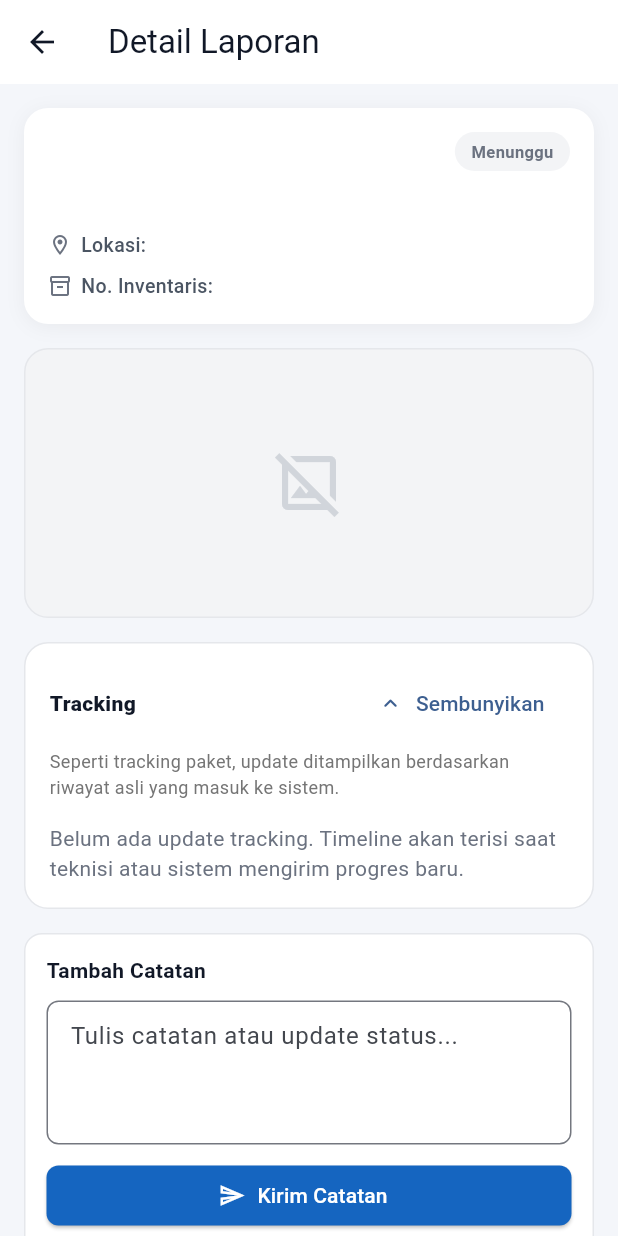
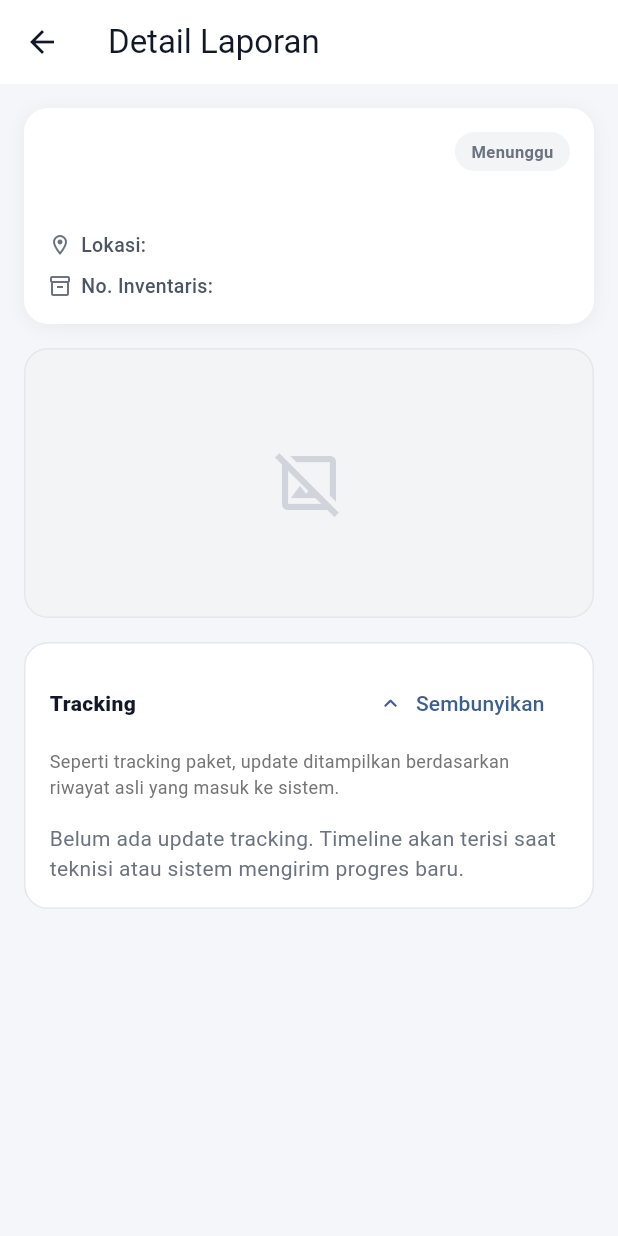
Before and after one commit to Dimmsam/pol-lapor, a Flutter app: the DetailLaporanScreen screen opened directly with empty values, on a phone screen of 412 x 824 dp. Run offline on Flutter 3.47's test engine with Material 3 defaults, Android fonts, the phone set to English and light mode, and no system bars; our stand-ins replace connectivity_plus, flutter_dotenv, hive, hive_flutter, image_picker, permission_handler and 1 more; accounts and stored records are empty; generated files the repository leaves out were written again.

Commit message:
Repair: bug tracking, pelapor, dan daftar tugas teknisi

```diff
--- a/lib/data/datasources/remote/tracking_remote_datasource.dart
+++ b/lib/data/datasources/remote/tracking_remote_datasource.dart
@@ -43,7 +43,7 @@ class TrackingRemoteDatasource {
     try {
       final response = await _supabase
           .from('tracking')
-          .select()
+          .select('*, pengguna(nama_lengkap)')
           .eq('formulir_id', formulirId)
           .order('created_at', ascending: true);
 
--- a/lib/data/models/tracking.dart
+++ b/lib/data/models/tracking.dart
@@ -2,6 +2,7 @@ class Tracking {
   final String trackingId;
   final String formulirId;
   final String? aktorId;
+  final String? aktorNama;
 
   /// Nilai enum `jenis_event_enum` di Supabase.
   /// Nullable di model agar backward-compatible saat fetch data lama.
@@ -15,6 +16,7 @@ class Tracking {
     required this.trackingId,
     required this.formulirId,
     this.aktorId,
+    this.aktorNama,
     this.jenisEvent,
     required this.pesanNarasi,
     this.metadata,
@@ -26,6 +28,7 @@ class Tracking {
       trackingId: json['tracking_id'] as String,
       formulirId: json['formulir_id'] as String,
       aktorId: json['aktor_id'] as String?,
+      aktorNama: json['pengguna'] != null ? json['pengguna']['nama_lengkap'] as String? : null,
       jenisEvent: json['jenis_event'] as String?,
       pesanNarasi: json['pesan_narasi'] as String? ?? '',
       metadata: json['metadata'] as Map<String, dynamic>?,
@@ -37,6 +40,7 @@ class Tracking {
     'tracking_id': trackingId,
     'formulir_id': formulirId,
     'aktor_id': aktorId,
+    if (aktorNama != null) 'aktor_nama': aktorNama,
     'jenis_event': jenisEvent,
     'pesan_narasi': pesanNarasi,
     'metadata': metadata,
--- a/lib/logic/providers/tracking_provider.dart
+++ b/lib/logic/providers/tracking_provider.dart
@@ -20,6 +20,7 @@ class TrackingProvider extends ChangeNotifier {
   Future<void> fetchRiwayat(String formulirId) async {
     _isLoading = true;
     _errorMessage = null;
+    _riwayatTracking = [];
     notifyListeners();
 
     try {
@@ -57,6 +58,7 @@ class TrackingProvider extends ChangeNotifier {
   void stopRealtimeListener() {
     _trackingRemote.unsubscribe();
     _currentFormulirId = null;
+    _riwayatTracking = [];
   }
 
   // ─── COMBINED: Catat tracking baru lalu refresh list ──────────────────────
--- a/lib/presentation/screens/pelapor/detail_laporan_screen.dart
+++ b/lib/presentation/screens/pelapor/detail_laporan_screen.dart
@@ -5,8 +5,8 @@ import 'package:provider/provider.dart';
 
 import '../../../data/models/laporan_lokal.dart';
 import '../../../data/models/tracking.dart';
-import '../../../logic/providers/auth_provider.dart';
 import '../../../logic/providers/tracking_provider.dart';
+import '../../../core/utils/status_mapper.dart';
 import '../../widgets/common/status_badge.dart';
 
 class DetailLaporanScreen extends StatefulWidget {
@@ -18,8 +18,6 @@ class DetailLaporanScreen extends StatefulWidget {
 }
 
 class _DetailLaporanScreenState extends State<DetailLaporanScreen> {
-  final TextEditingController _catatanCtrl = TextEditingController();
-  bool _isSubmitting = false;
   bool _showTracking = true;
 
   @override
@@ -35,51 +33,10 @@ class _DetailLaporanScreenState extends State<DetailLaporanScreen> {
   @override
   void dispose() {
     context.read<TrackingProvider>().stopRealtimeListener();
-    _catatanCtrl.dispose();
     super.dispose();
   }
 
-  Future<void> _submitCatatan() async {
-    final text = _catatanCtrl.text.trim();
-    if (text.isEmpty) return;
 
-    final aktorId = context.read<AuthProvider>().session?.userId;
-
-    setState(() => _isSubmitting = true);
-    try {
-      final success = await context.read<TrackingProvider>().catatTrackingDanRefresh(
-        formulirId: widget.laporan.formulirId,
-        aktorId: aktorId,
-        jenisEvent: 'teknisi_mulai_periksa',
-        pesanNarasi: text,
-      );
-
-      if (success) {
-        _catatanCtrl.clear();
-        if (context.mounted) {
-          ScaffoldMessenger.of(context).showSnackBar(
-            const SnackBar(content: Text('Catatan berhasil ditambahkan')),
-          );
-        }
-      } else {
-        if (context.mounted) {
-          ScaffoldMessenger.of(context).showSnackBar(
-            const SnackBar(content: Text('Gagal menambahkan catatan')),
-          );
-        }
-      }
-    } catch (e) {
-      if (context.mounted) {
-        ScaffoldMessenger.of(
-          context,
-        ).showSnackBar(SnackBar(content: Text('Gagal: $e')));
-      }
-    } finally {
-      if (mounted) {
-        setState(() => _isSubmitting = false);
-      }
-    }
-  }
 
   @override
   Widget build(BuildContext context) {
@@ -101,8 +58,6 @@ class _DetailLaporanScreenState extends State<DetailLaporanScreen> {
           _buildPhotoCard(laporan),
           const SizedBox(height: 16),
           _buildTrackingCard(),
-          const SizedBox(height: 16),
-          _buildCatatanCard(laporan),
           const SizedBox(height: 24),
         ],
       ),
@@ -416,74 +371,6 @@ class _DetailLaporanScreenState extends State<DetailLaporanScreen> {
     );
   }
 
-  Widget _buildCatatanCard(LaporanLokal laporan) {
-    final session = context.watch<AuthProvider>().session;
-    final canAdd = session != null && session.userId == laporan.pelaporId;
-    if (!canAdd) return const SizedBox.shrink();
-
-    return Container(
-          padding: const EdgeInsets.all(14),
-          decoration: BoxDecoration(
-            color: Colors.white,
-            borderRadius: BorderRadius.circular(12),
-            border: Border.all(color: const Color(0xFFE5E7EB)),
-          ),
-          child: Column(
-            crossAxisAlignment: CrossAxisAlignment.start,
-            children: [
-              const Text(
-                'Tambah Catatan',
-                style: TextStyle(
-                  fontWeight: FontWeight.w700,
-                  color: Color(0xFF111827),
-                ),
-              ),
-              const SizedBox(height: 10),
-              TextField(
-                controller: _catatanCtrl,
-                maxLines: 3,
-                decoration: InputDecoration(
-                  hintText: 'Tulis catatan atau update status...',
-                  border: OutlineInputBorder(
-                    borderRadius: BorderRadius.circular(8),
-                    borderSide: const BorderSide(color: Color(0xFFE5E7EB)),
-                  ),
-                  focusedBorder: OutlineInputBorder(
-                    borderRadius: BorderRadius.circular(8),
-                    borderSide: const BorderSide(color: Color(0xFF1565C0)),
-                  ),
-                  contentPadding: const EdgeInsets.all(12),
-                ),
-              ),
-              const SizedBox(height: 10),
-              SizedBox(
-                width: double.infinity,
-                child: ElevatedButton.icon(
-                  onPressed: _isSubmitting ? null : _submitCatatan,
-                  style: ElevatedButton.styleFrom(
-                    backgroundColor: const Color(0xFF1565C0),
-                    foregroundColor: Colors.white,
-                    shape: RoundedRectangleBorder(
-                      borderRadius: BorderRadius.circular(8),
-                    ),
-                  ),
-                  icon: _isSubmitting
-                      ? const SizedBox(
-                          width: 16,
-                          height: 16,
-                          child: CircularProgressIndicator(
-                            strokeWidth: 2,
-                            color: Colors.white,
-                          ),
-                        )
-                      : const Icon(Icons.send_outlined),
-                  label: Text(_isSubmitting ? 'Mengirim...' : 'Kirim Catatan'),
-                ),
-              ),
-            ],
-          ),
-        );
-  }
 
 }
 
@@ -534,7 +421,9 @@ class _TrackingTimelineTile extends StatelessWidget {
                   children: [
                     Expanded(
                       child: Text(
-                        tracking.jenisEvent ?? tracking.pesanNarasi,
+                        tracking.jenisEvent != null
+                            ? StatusMapper.formatJenisEvent(tracking.jenisEvent!)
+                            : tracking.pesanNarasi,
                         style: const TextStyle(
                           fontSize: 13,
                           fontWeight: FontWeight.w700,
@@ -564,7 +453,7 @@ class _TrackingTimelineTile extends StatelessWidget {
                 if (tracking.aktorId != null) ...[
                   const SizedBox(height: 8),
                   Text(
-                    'Aktor: ${tracking.aktorId}',
+                    'Aktor: ${tracking.aktorNama ?? (tracking.aktorId != null ? 'User ID: ${tracking.aktorId}' : 'Sistem')}',
                     style: const TextStyle(
                       fontSize: 11,
                       color: Color(0xFF9CA3AF),
--- a/lib/presentation/screens/pelapor/form_laporan_screen.dart
+++ b/lib/presentation/screens/pelapor/form_laporan_screen.dart
@@ -396,7 +396,7 @@ class _FormLaporanScreenState extends State<FormLaporanScreen> {
 
         if (!mounted) return;
         laporanProvider.onReturnFromForm();
-        _showSnackBar('✅ Laporan berhasil diperbarui!');
+        _showSnackBar('Laporan berhasil diperbarui!');
         Navigator.pop(context);
       } else {
         await formProvider.createLaporan(
@@ -420,7 +420,7 @@ class _FormLaporanScreenState extends State<FormLaporanScreen> {
           _fotoPath = null;
         });
 
-        _showSnackBar('✅ Laporan berhasil dikirim!');
+        _showSnackBar('Laporan berhasil dikirim!');
 
         Navigator.pushAndRemoveUntil(
           context,
--- a/lib/presentation/screens/teknisi_jurusan/detail_laporan_teknisi_screen.dart
+++ b/lib/presentation/screens/teknisi_jurusan/detail_laporan_teknisi_screen.dart
@@ -15,6 +15,7 @@ import '../../../data/models/laporan_lokal.dart';
 import '../../../data/models/penanganan.dart';
 import '../../../data/models/tracking.dart';
 import '../../../data/models/user_session.dart';
+import '../../../core/utils/status_mapper.dart';
 import 'form_eskalasi_screen.dart';
 import 'update_laporan_screen.dart';
 
@@ -654,7 +655,9 @@ class _TrackingTimelineTileTeknisi extends StatelessWidget {
                   children: [
                     Expanded(
                       child: Text(
-                        tracking.jenisEvent ?? tracking.pesanNarasi,
+                        tracking.jenisEvent != null
+                            ? StatusMapper.formatJenisEvent(tracking.jenisEvent!)
+                            : tracking.pesanNarasi,
                         style: const TextStyle(
                           fontSize: 13,
                           fontWeight: FontWeight.w700,
```
Also changed, not shown: lib/core/utils/status_mapper.dart (+27 -0 lines), lib/presentation/screens/pelapor/dashboard_screen.dart (+5 -5 lines), lib/presentation/screens/teknisi_jurusan/daftar_tugas_screen.dart (+1 -15 lines).
